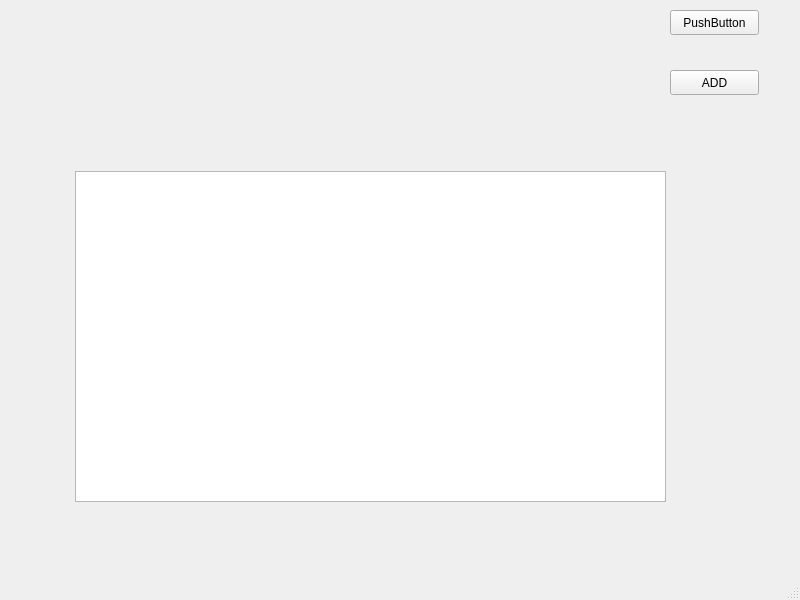
Above: mainwindow.ui from Suliaman46/Suliaman46-EGUI-TASK1-TRS before the change. Below: the same form after it.
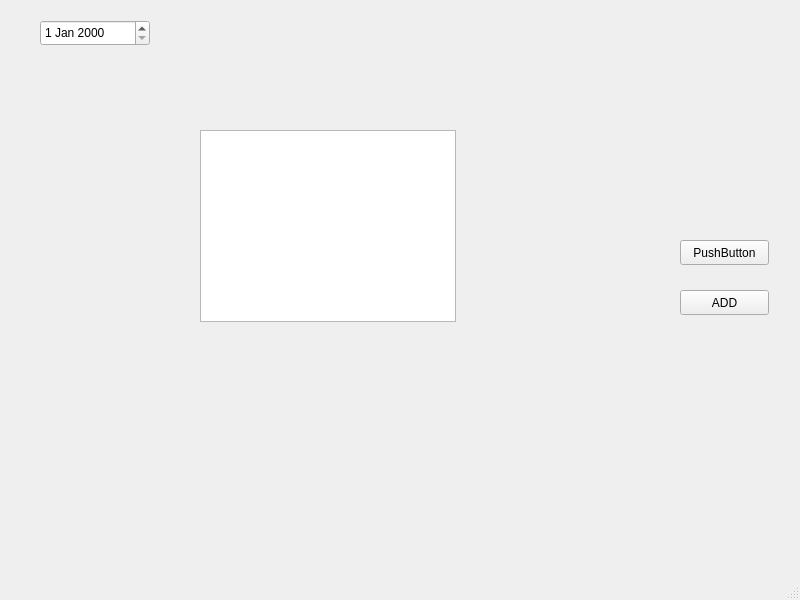
That is the form after the change.

The edit to the form file:
```diff
--- a/mainwindow.ui
+++ b/mainwindow.ui
@@ -17,8 +17,8 @@
    <widget class="QPushButton" name="pushButton">
     <property name="geometry">
      <rect>
-      <x>670</x>
-      <y>10</y>
+      <x>680</x>
+      <y>240</y>
       <width>89</width>
       <height>25</height>
      </rect>
@@ -30,8 +30,8 @@
    <widget class="QPushButton" name="pushButton_2">
     <property name="geometry">
      <rect>
-      <x>670</x>
-      <y>70</y>
+      <x>680</x>
+      <y>290</y>
       <width>89</width>
       <height>25</height>
      </rect>
@@ -40,13 +40,23 @@
      <string>ADD</string>
     </property>
    </widget>
-   <widget class="QTableView" name="tableView">
+   <widget class="QDateEdit" name="dateEdit">
     <property name="geometry">
      <rect>
-      <x>75</x>
-      <y>171</y>
-      <width>591</width>
-      <height>331</height>
+      <x>40</x>
+      <y>20</y>
+      <width>110</width>
+      <height>26</height>
+     </rect>
+    </property>
+   </widget>
+   <widget class="QTableView" name="dailyActivitiesTbl">
+    <property name="geometry">
+     <rect>
+      <x>200</x>
+      <y>130</y>
+      <width>256</width>
+      <height>192</height>
      </rect>
     </property>
    </widget>
```
